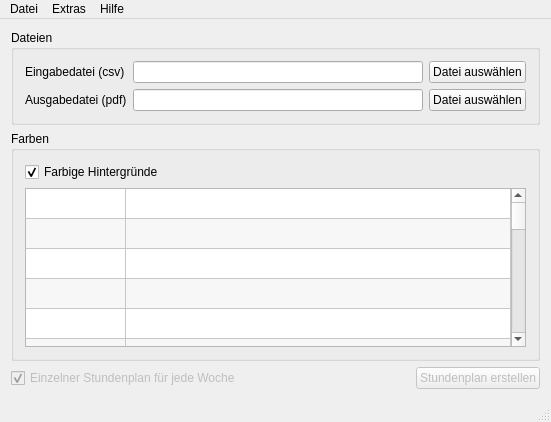
Before: the Qt Designer form src/cpp/QTimetableDrawer/mainwindow.ui in heimgreg/timetable-drawer, drawn with Qt 5.
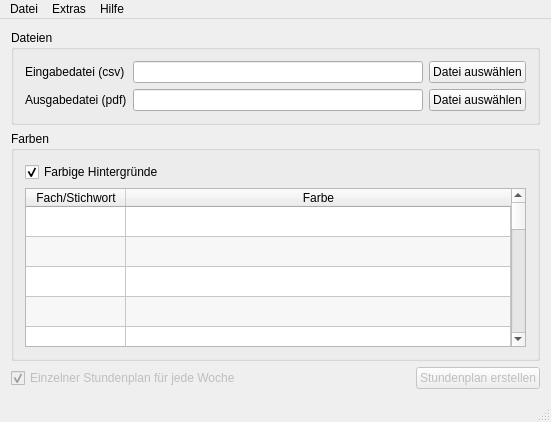
After: the same form once the commit is applied. Icons and pictures are not drawn.

Diff of the .ui file:
```diff
--- a/src/cpp/QTimetableDrawer/mainwindow.ui
+++ b/src/cpp/QTimetableDrawer/mainwindow.ui
@@ -89,7 +89,7 @@
           <bool>false</bool>
          </property>
          <attribute name="horizontalHeaderVisible">
-          <bool>false</bool>
+          <bool>true</bool>
          </attribute>
          <attribute name="horizontalHeaderCascadingSectionResizes">
           <bool>false</bool>
```
Left out of the diff: 4 changed lines with no effect on the pictures.
